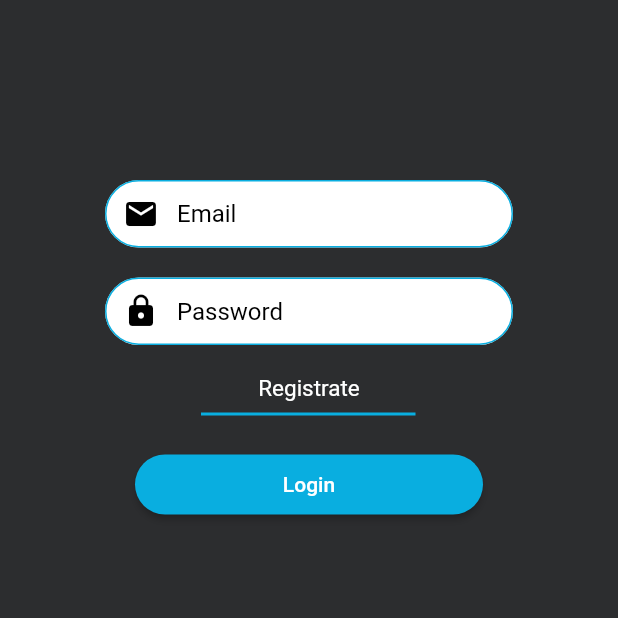
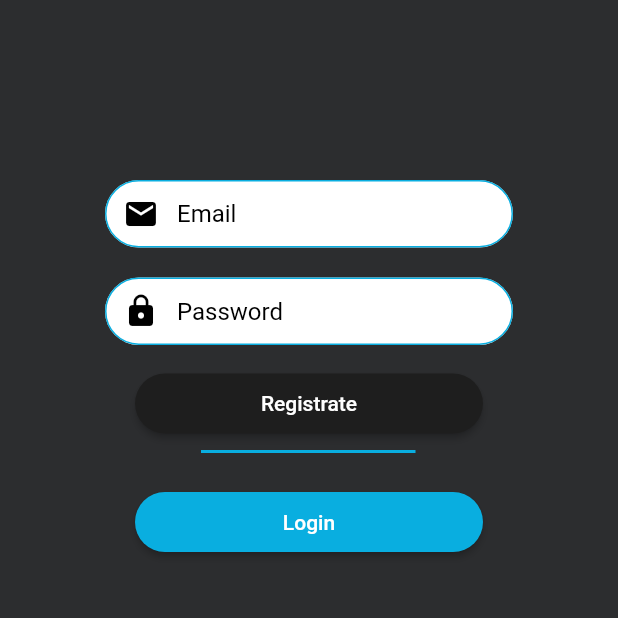
Before and after one commit to Canarygo1/serviceAppFlutter, a Flutter app: the loginScreen screen opened directly, on a phone screen of 412 x 824 dp, the top half of it. Run offline on Flutter 3.47's test engine with Material 2 defaults, Android fonts, the phone set to English and light mode, and no system bars; our stand-ins replace shared_preferences; accounts and stored records are empty; network calls fail; Roboto replaces fonts that are missing (Poppins).

Commit message:
navigatio between login and register

```diff
--- a/lib/login_ui/login_screen.dart
+++ b/lib/login_ui/login_screen.dart
@@ -1,5 +1,6 @@
 import 'package:flutter/material.dart';
 import 'package:serviceapp/login_ui/login_presenter.dart';
+import 'package:serviceapp/ui/register/register.dart';
 
 import '../Injector.dart';
 
@@ -48,11 +49,22 @@ class _loginScreenState extends State<loginScreen> implements LoginView {
                   passwordController),
             ),
             Padding(
-              padding: const EdgeInsets.fromLTRB(0.0, 20, 0, 0),
-              child: Center(
-                child: Text(
-                  "Registrate",
-                  style: TextStyle(color: Colors.white, fontSize: 15),
+              padding: const EdgeInsets.fromLTRB(20.0, 15.0, 20.0, 0.0),
+              child: ButtonTheme(
+                minWidth: 2,
+                height: 40,
+                child: RaisedButton(
+                  onPressed: () => {
+                  Navigator.push(context,
+                  MaterialPageRoute(builder: (context) => RegisterScreen())),
+                  },
+                  shape: RoundedRectangleBorder(
+                      borderRadius: new BorderRadius.circular(25.0)),
+                  child: Text(
+                    "Registrate",
+                    style: TextStyle(color: Colors.white),
+                  ),
+                  color: Color.fromRGBO(30, 30, 30, 1),
                 ),
               ),
             ),
--- a/lib/main.dart
+++ b/lib/main.dart
@@ -1,4 +1,5 @@
 import 'package:flutter/material.dart';
+import 'package:serviceapp/login_ui/login_presenter.dart';
 import 'package:serviceapp/login_ui/login_screen.dart';
 import 'package:serviceapp/ui/register/register.dart';
 
@@ -13,7 +14,7 @@ class MyApp extends StatelessWidget {
       theme: ThemeData(
         primarySwatch: Colors.blue,
       ),
-      home: RegisterScreen(),
+      home: loginScreen(),
     );
   }
 }
--- a/lib/ui/register/register.dart
+++ b/lib/ui/register/register.dart
@@ -74,7 +74,7 @@ class _RegisterScreen extends State<RegisterScreen> implements RegisterView {
                           shape: RoundedRectangleBorder(
                               borderRadius: new BorderRadius.circular(25.0)),
                           child: Text(
-                            "Login",
+                            "Register",
                             style: TextStyle(color: Colors.white),
                           ),
                           color: Color.fromRGBO(9, 174, 224, 1),
```
